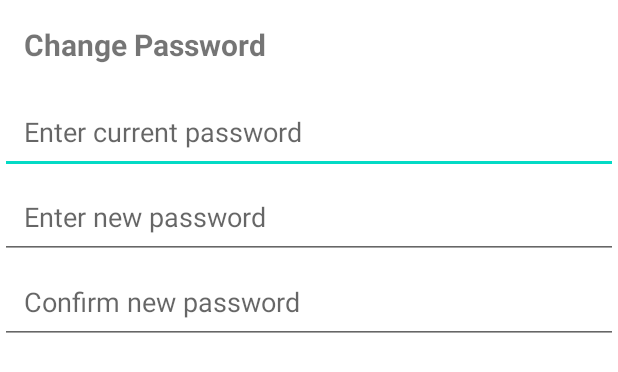
After one commit to Vinlort/Lortgram, an Android app: the layout dialog_change_password.xml on its own in the app's theme, with its tools: preview values and no code run, on a phone screen of 412 x 824 dp. The commit adds this screen. Shown: the top 372 px of the screen. Run offline under Robolectric (Android 15) with nearby library versions, the phone set to English and light mode, and no system bars.

Commit message:
added: user settings: changing password changing username changing userphoto menu: icons
fixed:
photos in chats

```diff
--- a/app/src/main/java/com/vinlort/mychatapp/registerlogin/RegisterActivity.kt
+++ b/app/src/main/java/com/vinlort/mychatapp/registerlogin/RegisterActivity.kt
@@ -90,7 +90,7 @@ class RegisterActivity : AppCompatActivity() {
                 Toast.makeText(this, "Failed to create user: ${it.message}", Toast.LENGTH_SHORT).show()
             }
     }
-    private  fun  uploadImageToFirebaseStorage(){
+    private fun  uploadImageToFirebaseStorage(){
 
         // Перевірка, чи вибрав користувач зображення
         if (selectedPhotoUri == null) {
--- /dev/null
+++ b/app/src/main/res/layout/dialog_change_password.xml
@@ -0,0 +1,40 @@
+<LinearLayout
+    xmlns:android="http://schemas.android.com/apk/res/android"
+    android:layout_width="match_parent"
+    android:layout_height="wrap_content"
+    android:orientation="vertical">
+
+    <TextView
+        android:id="@+id/dialog_title"
+        android:layout_width="match_parent"
+        android:layout_height="wrap_content"
+        android:text="Change Password"
+        android:textStyle="bold"
+        android:padding="16dp"
+        android:textSize="20sp" />
+
+    <EditText
+        android:id="@+id/current_password"
+        android:layout_width="match_parent"
+        android:layout_height="wrap_content"
+        android:inputType="textPassword"
+        android:hint="Enter current password"
+        android:padding="16dp" />
+
+    <EditText
+        android:id="@+id/new_password"
+        android:layout_width="match_parent"
+        android:layout_height="wrap_content"
+        android:inputType="textPassword"
+        android:hint="Enter new password"
+        android:padding="16dp" />
+
+    <EditText
+        android:id="@+id/confirm_new_password"
+        android:layout_width="match_parent"
+        android:layout_height="wrap_content"
+        android:inputType="textPassword"
+        android:hint="Confirm new password"
+        android:padding="16dp" />
+
+</LinearLayout>
--- /dev/null
+++ b/app/src/main/res/layout/menu_item.xml
@@ -0,0 +1,6 @@
+<TextView xmlns:android="http://schemas.android.com/apk/res/android"
+    android:id="@+id/menu_item_text"
+    android:layout_width="match_parent"
+    android:layout_height="wrap_content"
+    android:padding="16dp"
+    android:textSize="18sp" />
```
Also changed, not shown: app/src/main/AndroidManifest.xml (+8 -2 lines), app/src/main/java/com/vinlort/mychatapp/messages/ChatLogActivity.kt (+33 -11 lines), app/src/main/java/com/vinlort/mychatapp/messages/LatestMessagesActivity.kt (+6 -5 lines), app/src/main/java/com/vinlort/mychatapp/models/UserSettingsActivity.kt (added, +215 -0 lines), app/src/main/res/layout/activity_user_settings.xml (added, +44 -0 lines), app/src/main/res/menu/nav_menu.xml (+8 -1 lines), app/src/main/res/drawable/logout.png (added), app/src/main/res/drawable/new_message.png (added), app/src/main/res/drawable/user.png (added).
